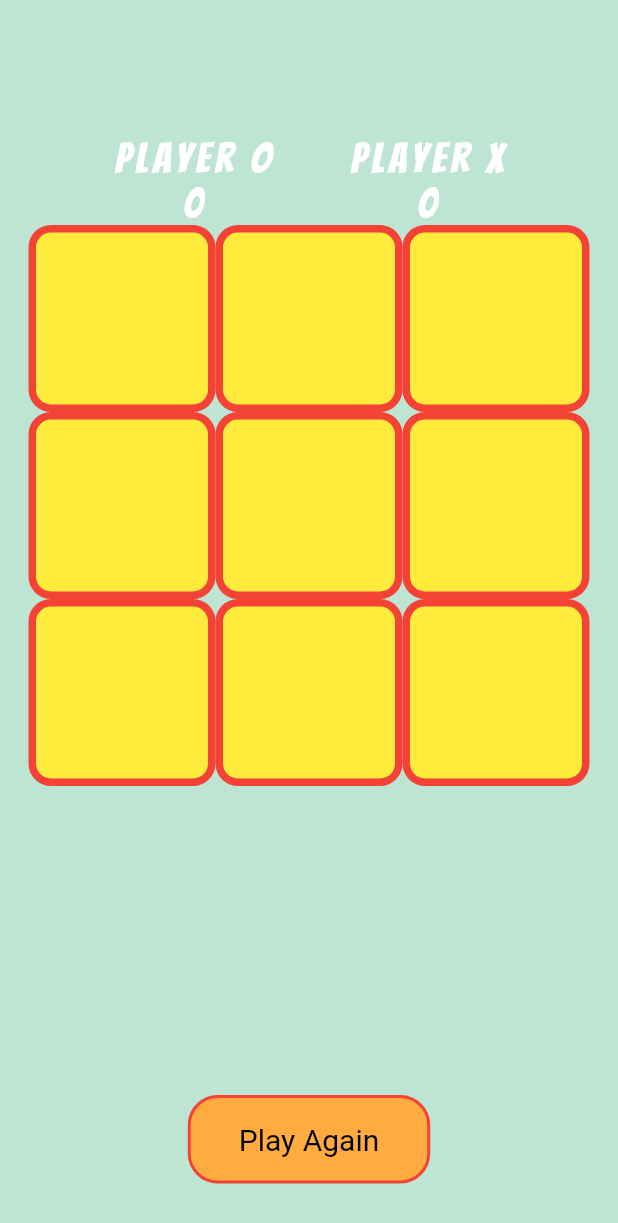
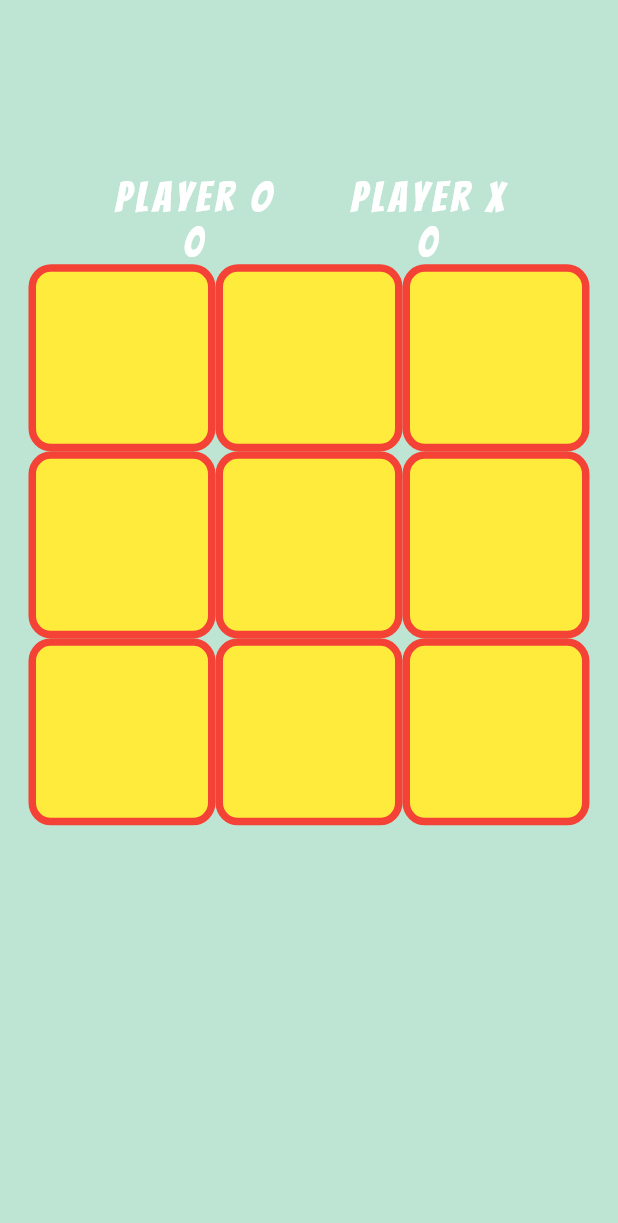
Before and after one commit to SaadARazzaq/the-tic-tac-toe-game, a Flutter app: the screen it shows after launch, on a phone screen of 412 x 824 dp. Shown: the top 1223 px of the screen. Run offline on Flutter 3.47's test engine with Material 2 defaults, Android fonts, the phone set to English and light mode, and no system bars; our stand-ins replace awesome_dialog, google_fonts.

Commit message:
Added  Features

```diff
--- a/tictactoe_game/lib/pages/game.dart
+++ b/tictactoe_game/lib/pages/game.dart
@@ -1,6 +1,9 @@
 import 'dart:async';
 import 'package:flutter/material.dart';
 import 'package:google_fonts/google_fonts.dart';
+import 'package:awesome_dialog/awesome_dialog.dart';
+
+
 
 class Game extends StatefulWidget {
   const Game({Key? key});
@@ -11,6 +14,7 @@ class Game extends StatefulWidget {
 
 class _GameState extends State<Game> {
   bool _isVisible = false;
+
   static const Duration fadeInDuration = Duration(milliseconds: 700);
   @override
   void initState() {
@@ -59,7 +63,7 @@ class _GameState extends State<Game> {
           child: Column(
             children: [
               Expanded(
-                flex: 1,
+                flex: 2,
                 child: Container(
                   child: Row(
                     mainAxisAlignment: MainAxisAlignment.center,
@@ -84,7 +88,7 @@ class _GameState extends State<Game> {
                 ),
               ),
               Expanded(
-                flex: 4,
+                flex: 8,
                 child: GridView.builder(
                   itemCount: 9,
                   gridDelegate: SliverGridDelegateWithFixedCrossAxisCount(
@@ -123,44 +127,6 @@ class _GameState extends State<Game> {
                       ),
                     );
                   },
-                ),
-              ),
-              Expanded(
-                flex: 1,
-                child: Center(
-                  child: Column(
-                    mainAxisAlignment: MainAxisAlignment.center,
-                    children: [
-                      Text(
-                        '$result',
-                        style: customFontWhite,
-                      ),
-                      SizedBox(height: 10),
-                      Container(
-                        decoration: BoxDecoration(
-                          color: Colors.orangeAccent,
-                          borderRadius: BorderRadius.circular(20),
-                          border: Border.all(color: Colors.red, width: 2),
-                        ),
-                        child: Material(
-                          color: Colors.transparent,
-                          child: InkWell(
-                            onTap: () {
-                              _clearBoard();
-                            },
-                            borderRadius: BorderRadius.circular(20),
-                            child: Ink(
-                              padding: EdgeInsets.symmetric(horizontal: 32, vertical: 16),
-                              child: Text(
-                                'Play Again',
-                                style: TextStyle(fontSize: 20, color: Colors.black),
-                              ),
-                            ),
-                          ),
-                        ),
-                      ),
-                    ],
-                  ),
                 ),
               ),
             ],
@@ -273,6 +239,57 @@ class _GameState extends State<Game> {
       result = 'It\'s a Draw';
       UnMatchedIndexes.addAll([0, 1, 2, 3, 4, 5, 6, 7, 8]);
     }
+
+    if (winnerFound) {
+      // Show an AwesomeDialog when a winner is found
+      Future.delayed(Duration(milliseconds: 200), () {
+        String title;
+        if (result.contains('Wins')) {
+          title = "Congratulations!";
+          AwesomeDialog(
+            context: context,
+            dialogType: result.contains('O')
+                ? DialogType.SUCCES
+                : DialogType.ERROR,
+            animType: AnimType.SCALE,
+            title: title,
+            desc: result,
+            btnOkOnPress: () {
+              _clearBoard();
+            },
+            btnOkText: "Play Again",
+          )..show();
+        } else {
+          title = "It's a Draw";
+          AwesomeDialog(
+            context: context,
+            dialogType: DialogType.INFO,
+            animType: AnimType.SCALE,
+            title: title,
+            desc: result,
+            btnOkOnPress: () {
+              _clearBoard();
+            },
+            btnOkText: "Play Again",
+          )..show();
+        }
+      });
+    } else if (filledBoxes == 9) {
+      // Show an AwesomeDialog when it's a draw
+      Future.delayed(Duration(milliseconds: 500), () {
+        AwesomeDialog(
+          context: context,
+          dialogType: DialogType.INFO,
+          animType: AnimType.SCALE,
+          title: "It's a Draw",
+          desc: result,
+          btnOkOnPress: () {
+            _clearBoard();
+          },
+          btnOkText: "Play Again",
+        )..show();
+      });
+    }
   }
 
   void _updateScore(String winner){
--- a/tictactoe_game/pubspec.yaml
+++ b/tictactoe_game/pubspec.yaml
@@ -31,7 +31,7 @@ dependencies:
   flutter:
     sdk: flutter
   google_fonts: ^5.1.0
-
+  awesome_dialog: ^2.2.1
 
   # The following adds the Cupertino Icons font to your application.
   # Use with the CupertinoIcons class for iOS style icons.
```
Also changed, not shown: tictactoe_game/lib/main.dart (line endings or trailing spaces), tictactoe_game/pubspec.lock.
